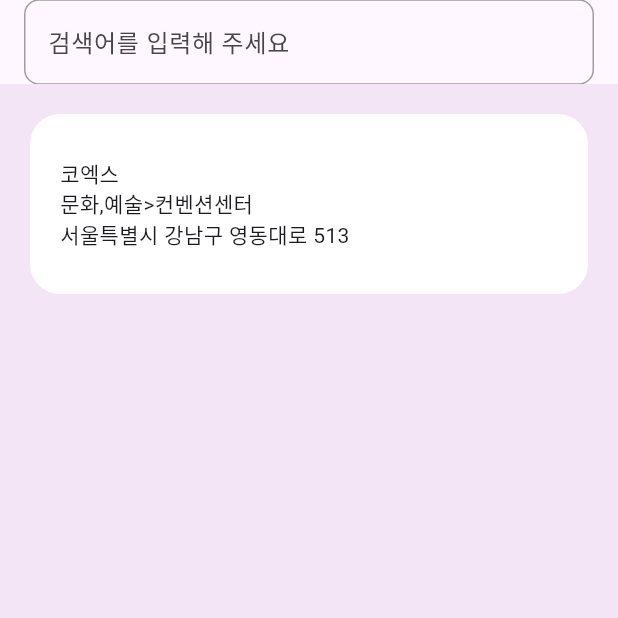
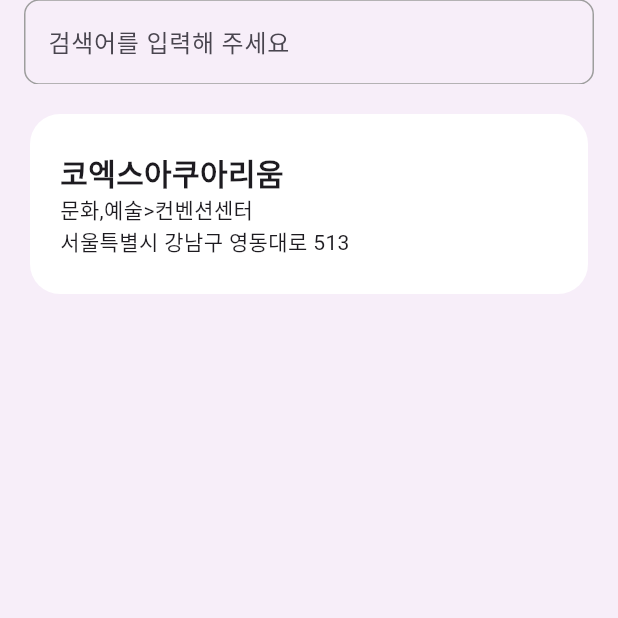
Before and after one commit to dlworua/location_app, a Flutter app: the screen it shows after launch, on a phone screen of 412 x 824 dp, the top half of it. Run offline on Flutter 3.47's test engine with Material 3 defaults, Android fonts, the phone set to English and light mode, and no system bars; our stand-ins replace flutter_riverpod.

Commit message:
feat: homePage 컨테이너 위젯 틀 구현 완료

```diff
--- a/lib/ui/pages/home/home_page.dart
+++ b/lib/ui/pages/home/home_page.dart
@@ -9,8 +9,9 @@ class HomePage extends StatelessWidget {
         FocusScope.of(context).unfocus();
       },
       child: Scaffold(
-        backgroundColor: Colors.purple[50],
+        backgroundColor: const Color.fromARGB(255, 247, 238, 249),
         appBar: AppBar(
+          backgroundColor: const Color.fromARGB(255, 247, 238, 249),
           title: TextField(
             maxLines: 1,
             controller: textEditingController,
@@ -52,9 +53,16 @@ class HomePage extends StatelessWidget {
                         crossAxisAlignment: CrossAxisAlignment.start,
                         mainAxisAlignment: MainAxisAlignment.center,
                         children: [
-                          Text('코엑스'), //title
+                          Text(
+                            '코엑스아쿠아리움',
+                            style: TextStyle(
+                              fontSize: 20,
+                              fontWeight: FontWeight.bold,
+                            ),
+                          ), //title
+
                           Text('문화,예술>컨벤션센터'), //category
-                          Text('서울특별시 강남구 영동대로 513'), //address
+                          Text('서울특별시 강남구 영동대로 513'), //roadAddress
                         ],
                       ),
                     ),
```
